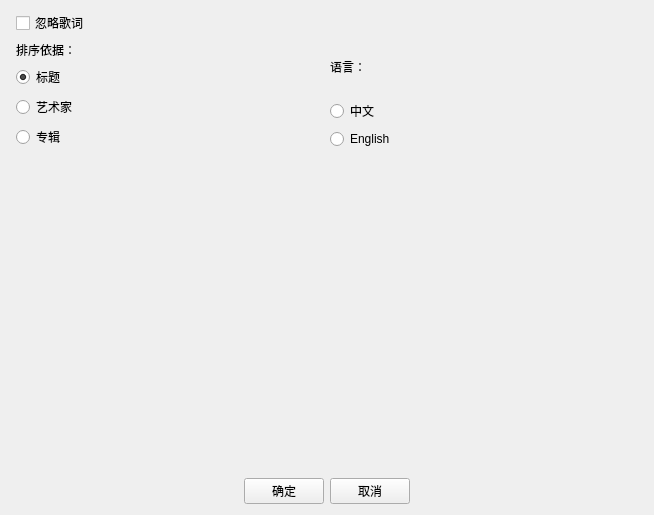
Qt form Settings.ui (FunnyAWM/MusicSyncTool) before a commit.
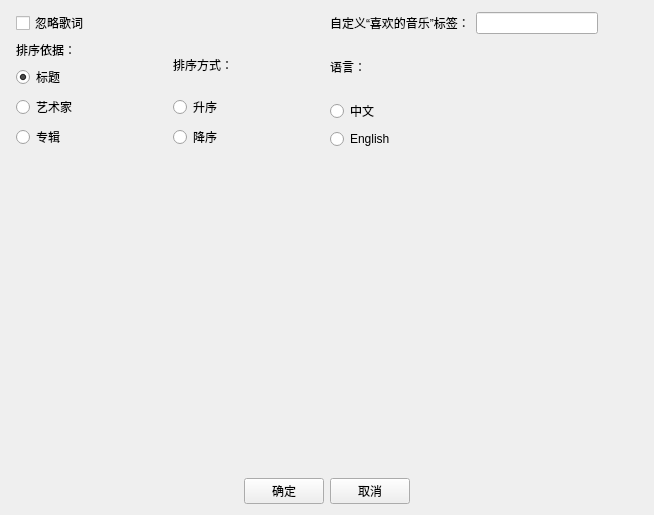
The same form after that commit.

Patch:
```diff
--- a/Settings.ui
+++ b/Settings.ui
@@ -22,50 +22,6 @@
      <property name="rightMargin">
       <number>5</number>
      </property>
-     <item row="2" column="1">
-      <layout class="QVBoxLayout" name="sortByBox">
-       <item>
-        <widget class="QLabel" name="sortByText">
-         <property name="text">
-          <string>排序依据：</string>
-         </property>
-        </widget>
-       </item>
-       <item>
-        <widget class="QRadioButton" name="titleSelect">
-         <property name="text">
-          <string>标题</string>
-         </property>
-         <property name="checked">
-          <bool>true</bool>
-         </property>
-         <attribute name="buttonGroup">
-          <string notr="true">sortByGroup</string>
-         </attribute>
-        </widget>
-       </item>
-       <item>
-        <widget class="QRadioButton" name="artistSelect">
-         <property name="text">
-          <string>艺术家</string>
-         </property>
-         <attribute name="buttonGroup">
-          <string notr="true">sortByGroup</string>
-         </attribute>
-        </widget>
-       </item>
-       <item>
-        <widget class="QRadioButton" name="albumSelect">
-         <property name="text">
-          <string>专辑</string>
-         </property>
-         <attribute name="buttonGroup">
-          <string notr="true">sortByGroup</string>
-         </attribute>
-        </widget>
-       </item>
-      </layout>
-     </item>
      <item row="4" column="1">
       <spacer name="verticalSpacer">
        <property name="orientation">
@@ -190,7 +146,123 @@
       </spacer>
      </item>
      <item row="0" column="2">
-      <layout class="QHBoxLayout" name="horizontalLayout_3"/>
+      <layout class="QHBoxLayout" name="horizontalLayout_3">
+       <item>
+        <widget class="QLabel" name="label_2">
+         <property name="text">
+          <string>自定义“喜欢的音乐”标签：</string>
+         </property>
+        </widget>
+       </item>
+       <item>
+        <widget class="QLineEdit" name="favoriteTagEdit">
+         <property name="sizePolicy">
+          <sizepolicy hsizetype="Minimum" vsizetype="Fixed">
+           <horstretch>0</horstretch>
+           <verstretch>0</verstretch>
+          </sizepolicy>
+         </property>
+         <property name="whatsThis">
+          <string>&lt;html&gt;&lt;head/&gt;&lt;body&gt;&lt;p&gt;用于指定由播放器定义的“我喜欢的音乐”的特殊音频标签。若无可不填写，但是会影响喜欢的音乐的筛选。&lt;/p&gt;&lt;/body&gt;&lt;/html&gt;</string>
+         </property>
+        </widget>
+       </item>
+       <item>
+        <spacer name="horizontalSpacer_3">
+         <property name="orientation">
+          <enum>Qt::Orientation::Horizontal</enum>
+         </property>
+         <property name="sizeType">
+          <enum>QSizePolicy::Policy::Minimum</enum>
+         </property>
+         <property name="sizeHint" stdset="0">
+          <size>
+           <width>40</width>
+           <height>20</height>
+          </size>
+         </property>
+        </spacer>
+       </item>
+      </layout>
+     </item>
+     <item row="2" column="1">
+      <layout class="QHBoxLayout" name="horizontalLayout">
+       <item>
+        <layout class="QVBoxLayout" name="sortByBox">
+         <item>
+          <widget class="QLabel" name="sortByText">
+           <property name="text">
+            <string>排序依据：</string>
+           </property>
+          </widget>
+         </item>
+         <item>
+          <widget class="QRadioButton" name="titleSelect">
+           <property name="text">
+            <string>标题</string>
+           </property>
+           <property name="checked">
+            <bool>true</bool>
+           </property>
+           <attribute name="buttonGroup">
+            <string notr="true">sortByGroup</string>
+           </attribute>
+          </widget>
+         </item>
+         <item>
+          <widget class="QRadioButton" name="artistSelect">
+           <property name="text">
+            <string>艺术家</string>
+           </property>
+           <attribute name="buttonGroup">
+            <string notr="true">sortByGroup</string>
+           </attribute>
+          </widget>
+         </item>
+         <item>
+          <widget class="QRadioButton" name="albumSelect">
+           <property name="text">
+            <string>专辑</string>
+           </property>
+           <attribute name="buttonGroup">
+            <string notr="true">sortByGroup</string>
+           </attribute>
+          </widget>
+         </item>
+        </layout>
+       </item>
+       <item>
+        <layout class="QVBoxLayout" name="verticalLayout_4">
+         <item>
+          <widget class="QLabel" name="orderLabel">
+           <property name="text">
+            <string>排序方式：</string>
+           </property>
+          </widget>
+         </item>
+         <item>
+          <widget class="QRadioButton" name="ascButton">
+           <property name="text">
+            <string>升序</string>
+           </property>
+           <attribute name="buttonGroup">
+            <string notr="true">orderGroup</string>
+           </attribute>
+          </widget>
+         </item>
+         <item>
+          <widget class="QRadioButton" name="descButton">
+           <property name="text">
+            <string>降序</string>
+           </property>
+           <attribute name="buttonGroup">
+            <string notr="true">orderGroup</string>
+           </attribute>
+          </widget>
+         </item>
+        </layout>
+       </item>
+      </layout>
      </item>
     </layout>
    </item>
```
Left out of the diff: 7 changed lines with no effect on the pictures.
